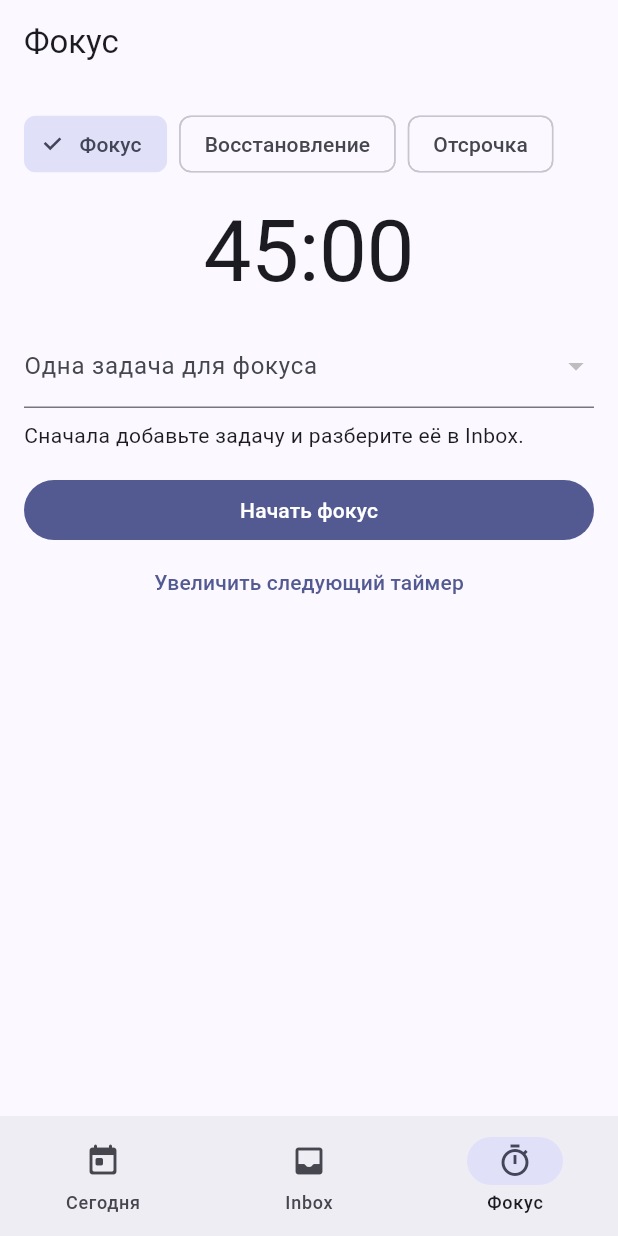
After one commit to d3c0r1x/planerka, a Flutter app: the screen it shows after launch, item 3 of the bottom bar chosen, after a tap on "Фокус", on a phone screen of 412 x 824 dp. The commit adds this screen. Run offline on Flutter 3.47's test engine with Material 3 defaults, Android fonts, the phone set to English and light mode, and no system bars; our stand-ins replace sqflite, sqflite_common; accounts and stored records are empty.

Commit message:
feat: add persistent focus and recovery timers

```diff
--- a/lib/app.dart
+++ b/lib/app.dart
@@ -8,6 +8,9 @@ import 'features/planning/calendar_screen.dart';
 import 'features/planning/planning_repository.dart';
 import 'features/planning/projects_screen.dart';
 import 'features/planning/today_screen.dart';
+import 'features/timers/focus_screen.dart';
+import 'features/timers/timer_engine.dart';
+import 'features/timers/timer_repository.dart';
 
 class PlanerkaApp extends StatefulWidget {
   const PlanerkaApp({super.key, this.database});
@@ -82,7 +85,11 @@ class _PlanerkaAppState extends State<PlanerkaApp> {
       ),
       home: Scaffold(
         appBar: AppBar(
-          title: Text(_tab == 0 ? 'Планерка' : 'Inbox'),
+          title: Text(switch (_tab) {
+            0 => 'Планерка',
+            1 => 'Inbox',
+            _ => 'Фокус',
+          }),
           actions: _tab == 0 && widget.database != null
               ? [
                   Builder(
@@ -130,18 +137,21 @@ class _PlanerkaAppState extends State<PlanerkaApp> {
                 ]
               : null,
         ),
-        body: _tab == 0
-            ? widget.database == null
+        body: widget.database == null
             ? const Center(child: Text('Ваш день начинается здесь'))
-                  : TodayScreen(
+            : switch (_tab) {
+                0 => TodayScreen(
                   repository: PlanningRepository(widget.database!),
-                    )
-            : widget.database == null
-            ? const Center(child: Text('Данные недоступны'))
-            : InboxScreen(
+                ),
+                1 => InboxScreen(
                   key: ValueKey(_inboxVersion),
                   repository: InboxRepository(widget.database!),
                 ),
+                _ => FocusScreen(
+                  engine: TimerEngine(TimerRepository(widget.database!)),
+                  planning: PlanningRepository(widget.database!),
+                ),
+              },
         bottomNavigationBar: NavigationBar(
           selectedIndex: _tab,
           onDestinationSelected: (index) => setState(() => _tab = index),
@@ -154,9 +164,15 @@ class _PlanerkaAppState extends State<PlanerkaApp> {
               icon: Icon(Icons.inbox_rounded),
               label: 'Inbox',
             ),
+            NavigationDestination(
+              icon: Icon(Icons.timer_outlined),
+              label: 'Фокус',
+            ),
           ],
         ),
-        floatingActionButton: Builder(
+        floatingActionButton: _tab == 2
+            ? null
+            : Builder(
                 builder: (context) => FloatingActionButton(
                   onPressed: () => _add(context),
                   tooltip: 'Добавить',
--- a/lib/core/app_database.dart
+++ b/lib/core/app_database.dart
@@ -14,7 +14,7 @@ class AppDatabase {
     final database = await source.openDatabase(
       path,
       options: OpenDatabaseOptions(
-        version: 1,
+        version: 2,
         onConfigure: (db) => db.execute('PRAGMA foreign_keys = ON'),
         onCreate: (db, version) async {
           await db.execute('''
@@ -94,9 +94,34 @@ class AppDatabase {
               started_at TEXT NOT NULL,
               ended_at TEXT,
               status TEXT NOT NULL,
-              outcome TEXT
+              outcome TEXT,
+              deadline_at TEXT,
+              remaining_seconds INTEGER,
+              elapsed_seconds INTEGER
             )
           ''');
+          await db.execute('''
+            CREATE TABLE timer_settings (
+              key TEXT PRIMARY KEY,
+              value INTEGER NOT NULL
+            )
+          ''');
+        },
+        onUpgrade: (db, oldVersion, newVersion) async {
+          if (oldVersion < 2) {
+            await db.execute(
+              'ALTER TABLE timer_sessions ADD COLUMN deadline_at TEXT',
+            );
+            await db.execute(
+              'ALTER TABLE timer_sessions ADD COLUMN remaining_seconds INTEGER',
+            );
+            await db.execute(
+              'ALTER TABLE timer_sessions ADD COLUMN elapsed_seconds INTEGER',
+            );
+            await db.execute(
+              'CREATE TABLE timer_settings (key TEXT PRIMARY KEY, value INTEGER NOT NULL)',
+            );
+          }
         },
       ),
     );
--- a/lib/core/models.dart
+++ b/lib/core/models.dart
@@ -44,6 +44,11 @@ class TimerSession {
     required this.startedAt,
     required this.status,
     this.outcome,
+    this.taskId,
+    this.deadlineAt,
+    this.endedAt,
+    this.remainingSeconds,
+    this.elapsedSeconds,
   });
 
   final String id;
@@ -52,6 +57,11 @@ class TimerSession {
   final DateTime startedAt;
   final String status;
   final String? outcome;
+  final String? taskId;
+  final DateTime? deadlineAt;
+  final DateTime? endedAt;
+  final int? remainingSeconds;
+  final int? elapsedSeconds;
 
   Map<String, Object?> toMap() => {
     'id': id,
@@ -60,6 +70,11 @@ class TimerSession {
     'started_at': startedAt.toIso8601String(),
     'status': status,
     'outcome': outcome,
+    'task_id': taskId,
+    'deadline_at': deadlineAt?.toUtc().toIso8601String(),
+    'ended_at': endedAt?.toUtc().toIso8601String(),
+    'remaining_seconds': remainingSeconds,
+    'elapsed_seconds': elapsedSeconds,
   };
 
   factory TimerSession.fromMap(Map<String, Object?> map) => TimerSession(
@@ -69,6 +84,15 @@ class TimerSession {
     startedAt: DateTime.parse(map['started_at'] as String),
     status: map['status'] as String,
     outcome: map['outcome'] as String?,
+    taskId: map['task_id'] as String?,
+    deadlineAt: map['deadline_at'] == null
+        ? null
+        : DateTime.parse(map['deadline_at'] as String),
+    endedAt: map['ended_at'] == null
+        ? null
+        : DateTime.parse(map['ended_at'] as String),
+    remainingSeconds: map['remaining_seconds'] as int?,
+    elapsedSeconds: map['elapsed_seconds'] as int?,
   );
 }
 
--- /dev/null
+++ b/lib/features/timers/focus_screen.dart
@@ -0,0 +1,282 @@
+import 'dart:async';
+
+import 'package:flutter/material.dart';
+
+import '../../core/models.dart';
+import '../planning/planning_repository.dart';
+import 'breathing_screen.dart';
+import 'timer_engine.dart';
+
+class FocusScreen extends StatefulWidget {
+  const FocusScreen({super.key, required this.engine, required this.planning});
+
+  final TimerEngine engine;
+  final PlanningRepository planning;
+
+  @override
+  State<FocusScreen> createState() => _FocusScreenState();
+}
+
+class _FocusScreenState extends State<FocusScreen> {
+  TimerKind _kind = TimerKind.focus;
+  Duration _recommended = const Duration(minutes: 45);
+  TimerSession? _session;
+  List<TaskEntry> _tasks = [];
+  String? _selectedTaskId;
+  Timer? _ticker;
+
+  @override
+  void initState() {
+    super.initState();
+    _load();
+    _ticker = Timer.periodic(
+      const Duration(seconds: 1),
+      (_) => _refreshSession(),
+    );
+  }
+
+  @override
+  void dispose() {
+    _ticker?.cancel();
+    super.dispose();
+  }
+
+  Future<void> _load() async {
+    final session = await widget.engine.refresh();
+    final recommended = await widget.engine.recommended(_kind);
+    final lists = await Future.wait([
+      widget.planning.listForDay(DateTime.now()),
+      widget.planning.listUnscheduled(),
+    ]);
+    final seen = <String>{};
+    final tasks = [
+      ...lists[0],
+      ...lists[1],
+    ].where((task) => seen.add(task.id)).toList();
+    if (!mounted) return;
+    setState(() {
+      _session = session;
+      _recommended = recommended;
+      _tasks = tasks;
+    });
+  }
+
+  Future<void> _refreshSession() async {
+    final session = await widget.engine.refresh();
+    if (mounted) {
+      setState(() {
+        _session = session;
+      });
+    }
+  }
+
+  Future<void> _selectKind(TimerKind kind) async {
+    if (_session?.status == 'running' || _session?.status == 'paused') return;
+    final recommended = await widget.engine.recommended(kind);
+    if (mounted) {
+      setState(() {
+        _kind = kind;
+        _recommended = recommended;
+      });
+    }
+  }
+
+  Future<void> _start() async {
+    if (_kind == TimerKind.focus && _selectedTaskId == null) {
+      ScaffoldMessenger.of(context)
+          .showSnackBar(const SnackBar(content: Text('Выберите одну задачу')));
+      return;
+    }
+    final session = await widget.engine.start(
+      _kind,
+      _recommended,
+      taskId: _kind == TimerKind.focus ? _selectedTaskId : null,
+    );
+    if (mounted) {
+      setState(() {
+        _session = session;
+      });
+    }
+  }
+
+  Future<void> _pause() async {
+    await widget.engine.pause();
+    await _refreshSession();
+  }
+
+  Future<void> _resume() async {
+    await widget.engine.resume();
+    await _refreshSession();
+  }
+
+  Future<void> _finish() async {
+    String? outcome;
+    if (_session?.kind == TimerKind.delay.name) {
+      var draft = '';
+      outcome = await showDialog<String>(
+        context: context,
+        builder: (context) => AlertDialog(
+          title: const Text('Что изменилось?'),
+          content: TextField(
+            autofocus: true,
+            onChanged: (value) => draft = value,
+            decoration: const InputDecoration(
+              hintText: 'Например, импульс прошёл',
+            ),
+          ),
+          actions: [
+            TextButton(
+              onPressed: () => Navigator.pop(context),
+              child: const Text('Отмена'),
+            ),
+            FilledButton(
+              onPressed: () => Navigator.pop(context, draft.trim()),
+              child: const Text('Сохранить'),
+            ),
+          ],
+        ),
+      );
+      if (outcome == null) return;
+    }
+    await widget.engine.finish(outcome: outcome);
+    await _refreshSession();
+  }
+
+  Future<void> _increase() async {
+    await widget.engine.increase(_kind);
+    final value = await widget.engine.recommended(_kind);
+    if (mounted) {
+      setState(() {
+        _recommended = value;
+      });
+    }
+  }
+
+  Future<void> _startRecovery() async {
+    final session = await widget.engine.start(
+      TimerKind.recovery,
+      const Duration(minutes: 15),
+    );
+    if (mounted) {
+      setState(() {
+        _kind = TimerKind.recovery;
+        _recommended = const Duration(minutes: 15);
+        _session = session;
+      });
+    }
+  }
+
+  String _time(Duration duration) {
+    final seconds = (duration.inMilliseconds / 1000).ceil();
+    final minutesPart = (seconds ~/ 60).toString().padLeft(2, '0');
+    final secondsPart = (seconds % 60).toString().padLeft(2, '0');
+    return '$minutesPart:$secondsPart';
+  }
+
+  @override
+  Widget build(BuildContext context) {
+    final active =
+        _session?.status == 'running' || _session?.status == 'paused';
+    final duration = active ? widget.engine.remaining(_session) : _recommended;
+    return ListView(
+      padding: const EdgeInsets.all(16),
+      children: [
+        Wrap(
+          spacing: 8,
+          children: [
+            for (final kind in TimerKind.values)
+              ChoiceChip(
+                label: Text(switch (kind) {
+                  TimerKind.focus => 'Фокус',
+                  TimerKind.recovery => 'Восстановление',
+                  TimerKind.delay => 'Отсрочка',
+                }),
+                selected: _kind == kind,
+                onSelected: active ? null : (_) => _selectKind(kind),
+              ),
+          ],
+        ),
+        const SizedBox(height: 16),
+        Center(
+          child: Text(
+            _time(duration),
+            style: Theme.of(context).textTheme.displayLarge,
+          ),
+        ),
+        const SizedBox(height: 16),
+        if (_kind == TimerKind.focus && !active)
+          DropdownButtonFormField<String>(
+            key: const Key('focusTaskPicker'),
+            initialValue: _selectedTaskId,
+            decoration: const InputDecoration(
+              labelText: 'Одна задача для фокуса',
+            ),
+            items: _tasks
+                .map(
+                  (task) =>
+                      DropdownMenuItem(value: task.id, child: Text(task.title)),
+                )
+                .toList(),
+            onChanged: (value) => setState(() => _selectedTaskId = value),
+          ),
+        if (_kind == TimerKind.focus && !active && _tasks.isEmpty)
+          const Padding(
+            padding: EdgeInsets.only(top: 8),
+            child: Text('Сначала добавьте задачу и разберите её в Inbox.'),
+          ),
+        const SizedBox(height: 16),
+        if (!active)
+          FilledButton(
+            onPressed: _start,
+            child: Text(switch (_kind) {
+              TimerKind.focus => 'Начать фокус',
+              TimerKind.recovery => 'Начать восстановление',
+              TimerKind.delay => 'Начать отсрочку',
+            }),
+          ),
+        if (active) ...[
+          Row(
+            children: [
+              Expanded(
+                child: OutlinedButton(
+                  onPressed: _session?.status == 'paused' ? _resume : _pause,
+                  child: Text(
+                    _session?.status == 'paused' ? 'Продолжить' : 'Пауза',
+                  ),
+                ),
+              ),
+              const SizedBox(width: 8),
+              Expanded(
+                child: FilledButton(
+                  onPressed: _finish,
+                  child: const Text('Завершить'),
+                ),
+              ),
+            ],
+          ),
+        ],
+        if (!active &&
+            _session?.status == 'completed' &&
+            _session?.kind == TimerKind.focus.name)
+          TextButton(
+            onPressed: _startRecovery,
+            child: const Text('Начать восстановление'),
+          ),
+        if (!active && _kind != TimerKind.recovery)
+          TextButton(
+            onPressed: _increase,
+            child: const Text('Увеличить следующий таймер'),
+          ),
+        if (_kind == TimerKind.recovery)
+          TextButton.icon(
+            onPressed: () => Navigator.push(
+              context,
+              MaterialPageRoute<void>(builder: (_) => const BreathingScreen()),
+            ),
+            icon: const Icon(Icons.air_rounded),
+            label: const Text('Дыхание 4–6–8'),
+          ),
+      ],
+    );
+  }
+}
--- /dev/null
+++ b/lib/features/timers/timer_engine.dart
@@ -0,0 +1,209 @@
+import 'package:uuid/uuid.dart';
+
+import '../../core/models.dart';
+import 'timer_repository.dart';
+
+enum TimerKind { focus, recovery, delay }
+
+enum BreathingPhase { inhale, hold, exhale }
+
+class BreathingCycle {
+  static BreathingPhase phaseAt(Duration elapsed) {
+    final second = (elapsed.inMilliseconds.clamp(0, 1 << 62) % 18000) / 1000;
+    if (second < 4) return BreathingPhase.inhale;
+    if (second < 10) return BreathingPhase.hold;
+    return BreathingPhase.exhale;
+  }
+}
+
+class TimerEngine {
+  TimerEngine(
+    this.repository, {
+    DateTime Function()? now,
+    String Function()? newId,
+  }) : _now = now ?? DateTime.now,
+       _newId = newId ?? const Uuid().v4;
+
+  final TimerRepository repository;
+  final DateTime Function() _now;
+  final String Function() _newId;
+
+  Future<TimerSession> start(
+    TimerKind kind,
+    Duration duration, {
+    String? taskId,
+  }) async {
+    if (kind == TimerKind.focus) {
+      if (taskId == null || taskId.isEmpty) {
+        throw ArgumentError.value(taskId, 'taskId', 'Выберите одну задачу');
+      }
+      if (duration < const Duration(minutes: 45) ||
+          duration > const Duration(minutes: 90)) {
+        throw ArgumentError.value(duration, 'duration', 'Фокус: 45–90 минут');
+      }
+    }
+    if (kind == TimerKind.recovery && duration != const Duration(minutes: 15)) {
+      throw ArgumentError.value(
+        duration,
+        'duration',
+        'Восстановление: 15 минут',
+      );
+    }
+    if (kind == TimerKind.delay && duration < const Duration(minutes: 10)) {
+      throw ArgumentError.value(duration, 'duration', 'Отсрочка: от 10 минут');
+    }
+    if (await repository.active() != null) {
+      throw StateError('Другой таймер уже запущен');
+    }
+    final now = _now().toUtc();
+    final session = TimerSession(
+      id: _newId(),
+      kind: kind.name,
+      taskId: taskId,
+      durationSeconds: duration.inSeconds,
+      startedAt: now,
+      deadlineAt: now.add(duration),
+      remainingSeconds: duration.inSeconds,
+      elapsedSeconds: 0,
+      status: 'running',
+    );
+    await repository.create(session);
+    return session;
+  }
+
+  Duration remaining(TimerSession? session) {
+    if (session == null ||
+        session.status == 'completed' ||
+        session.status == 'cancelled') {
+      return Duration.zero;
+    }
+    if (session.status == 'paused') {
+      return Duration(
+        seconds: session.remainingSeconds ?? session.durationSeconds,
+      );
+    }
+    final deadline = session.deadlineAt;
+    if (deadline == null) {
+      return Duration(seconds: session.remainingSeconds ?? 0);
+    }
+    final difference = deadline.difference(_now().toUtc());
+    return difference.isNegative ? Duration.zero : difference;
+  }
+
+  TimerSession _changed(
+    TimerSession session, {
+    required String status,
+    required DateTime? deadlineAt,
+    required int remainingSeconds,
+    DateTime? endedAt,
+    String? outcome,
+    int? elapsedSeconds,
+  }) => TimerSession(
+    id: session.id,
+    kind: session.kind,
+    taskId: session.taskId,
+    durationSeconds: session.durationSeconds,
+    startedAt: session.startedAt,
+    status: status,
+    deadlineAt: deadlineAt,
+    remainingSeconds: remainingSeconds,
+    endedAt: endedAt,
+    outcome: outcome,
+    elapsedSeconds:
+        elapsedSeconds ?? session.durationSeconds - remainingSeconds,
+  );
+
+  Future<TimerSession?> refresh() async {
+    final session = await repository.active();
+    if (session == null) return repository.latest();
+    if (session.status == 'running' && remaining(session) == Duration.zero) {
+      final completed = _changed(
+        session,
+        status: 'completed',
+        deadlineAt: null,
+        remainingSeconds: 0,
+        endedAt: _now().toUtc(),
+        elapsedSeconds: session.durationSeconds,
+      );
+      await repository.save(completed);
+      return completed;
+    }
+    return session;
+  }
+
+  Future<void> pause() async {
+    final session = await repository.active();
+    if (session == null || session.status != 'running') {
+      throw StateError('Таймер не запущен');
+    }
+    final left = remaining(session).inSeconds;
+    await repository.save(
+      _changed(
+        session,
+        status: 'paused',
+        deadlineAt: null,
+        remainingSeconds: left,
+      ),
+    );
+  }
+
+  Future<void> resume() async {
+    final session = await repository.active();
+    if (session == null || session.status != 'paused') {
+      throw StateError('Таймер не на паузе');
+    }
+    final left = session.remainingSeconds ?? session.durationSeconds;
+    await repository.save(
+      _changed(
+        session,
+        status: 'running',
+        deadlineAt: _now().toUtc().add(Duration(seconds: left)),
+        remainingSeconds: left,
+      ),
+    );
+  }
+
+  Future<void> finish({String? outcome}) async {
+    final session = await repository.active();
+    if (session == null) throw StateError('Нет активного таймера');
+    final left = remaining(session).inSeconds;
+    await repository.save(
+      _changed(
+        session,
+        status: 'completed',
+        deadlineAt: null,
+        remainingSeconds: 0,
+        endedAt: _now().toUtc(),
+        outcome: outcome,
+        elapsedSeconds: session.durationSeconds - left,
+      ),
+    );
+  }
+
+  Future<Duration> recommended(TimerKind kind) async {
+    if (kind == TimerKind.recovery) return const Duration(minutes: 15);
+    final key = '${kind.name}_minutes';
+    final defaultMinutes = kind == TimerKind.focus ? 45 : 10;
+    return Duration(minutes: await repository.setting(key) ?? defaultMinutes);
+  }
+
+  Future<void> increase(TimerKind kind) async {
+    if (kind == TimerKind.recovery) return;
+    final current = (await recommended(kind)).inMinutes;
+    final step =
+        await repository.setting('${kind.name}_step_minutes') ??
+        (kind == TimerKind.focus ? 5 : 2);
+    final maximum = kind == TimerKind.focus ? 90 : 60;
+    await repository.setSetting(
+      '${kind.name}_minutes',
+      (current + step).clamp(1, maximum),
+    );
+  }
+
+  Future<void> setStep(TimerKind kind, Duration step) async {
+    if (kind == TimerKind.recovery || step.inMinutes < 1) {
+      throw ArgumentError.value(step, 'step');
+    }
+    await repository.setSetting('${kind.name}_step_minutes', step.inMinutes);
+  }
+}
--- /dev/null
+++ b/lib/features/timers/timer_repository.dart
@@ -0,0 +1,70 @@
+import 'package:sqflite/sqflite.dart';
+
+import '../../core/app_database.dart';
+import '../../core/models.dart';
+
+class TimerRepository {
+  TimerRepository(this.database);
+
+  final AppDatabase database;
+
+  Future<void> create(TimerSession session) async {
+    await database.database.insert('timer_sessions', session.toMap());
+  }
+
+  Future<void> save(TimerSession session) async {
+    await database.database.update(
+      'timer_sessions',
+      session.toMap(),
+      where: 'id = ?',
+      whereArgs: [session.id],
+    );
+  }
+
+  Future<TimerSession?> active() async {
+    final rows = await database.database.query(
+      'timer_sessions',
+      where: "status IN ('running', 'paused')",
+      orderBy: 'started_at DESC',
+      limit: 1,
+    );
+    return rows.isEmpty ? null : TimerSession.fromMap(rows.single);
+  }
+
+  Future<TimerSession?> latest() async {
+    final rows = await database.database.query(
+      'timer_sessions',
+      orderBy: 'started_at DESC',
+      limit: 1,
+    );
+    return rows.isEmpty ? null : TimerSession.fromMap(rows.single);
+  }
+
+  Future<List<TimerSession>> completed() async {
+    final rows = await database.database.query(
+      'timer_sessions',
+      where: 'status = ?',
+      whereArgs: ['completed'],
+      orderBy: 'started_at DESC',
+    );
+    return rows.map(TimerSession.fromMap).toList();
+  }
+
+  Future<int?> setting(String key) async {
+    final rows = await database.database.query(
+      'timer_settings',
+      columns: ['value'],
+      where: 'key = ?',
+      whereArgs: [key],
+      limit: 1,
+    );
+    return rows.isEmpty ? null : rows.single['value'] as int;
+  }
+
+  Future<void> setSetting(String key, int value) async {
+    await database.database.insert('timer_settings', {
+      'key': key,
+      'value': value,
+    }, conflictAlgorithm: ConflictAlgorithm.replace);
+  }
+}
```
Also changed, not shown: lib/features/timers/breathing_screen.dart (added, +62 -0 lines), 3 other files. Lines whose indentation alone changed are shown as unchanged.
